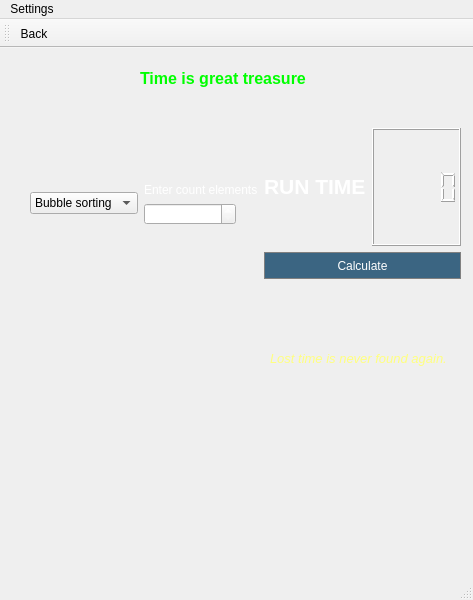
Sapfir0/QT_PROJECT, file time_calculate.ui: the form before one commit.
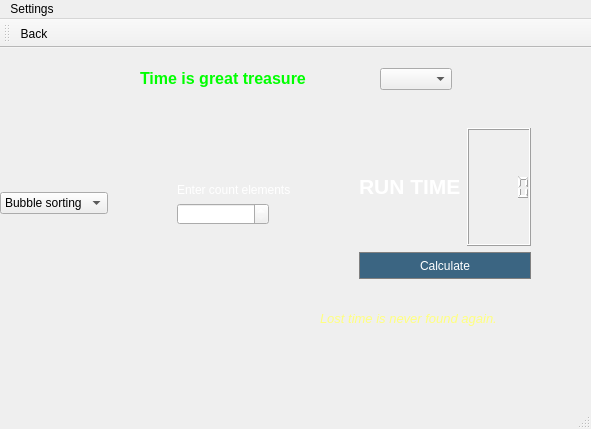
The form after the commit. Icons and pictures are not drawn.

The edit to the form file:
```diff
--- a/time_calculate.ui
+++ b/time_calculate.ui
@@ -6,13 +6,18 @@
    <rect>
     <x>0</x>
     <y>0</y>
-    <width>473</width>
-    <height>600</height>
+    <width>591</width>
+    <height>429</height>
    </rect>
   </property>
   <property name="windowTitle">
    <string>MainWindow</string>
   </property>
+  <property name="styleSheet">
+   <string notr="true">QWidget {
+ background-image: url(:/new/prefix1/img/TWhoQi.jpg); 
+}</string>
+  </property>
   <widget class="QWidget" name="centralwidget">
    <widget class="QLabel" name="label_2">
     <property name="geometry">
@@ -30,8 +35,8 @@
    <widget class="QLabel" name="quote">
     <property name="geometry">
      <rect>
-      <x>270</x>
-      <y>290</y>
+      <x>320</x>
+      <y>250</y>
       <width>191</width>
       <height>41</height>
      </rect>
@@ -43,21 +48,41 @@
    <widget class="QWidget" name="horizontalLayoutWidget_2">
     <property name="geometry">
      <rect>
-      <x>30</x>
+      <x>0</x>
       <y>80</y>
-      <width>431</width>
+      <width>531</width>
       <height>151</height>
      </rect>
     </property>
     <layout class="QHBoxLayout" name="horizontalLayout_2">
      <item>
-      <widget class="QComboBox" name="comboBox">
+      <layout class="QHBoxLayout" name="horizontalLayout_3"/>
+     </item>
+     <item>
+      <layout class="QVBoxLayout" name="verticalLayout_3">
        <item>
-        <property name="text">
-         <string>Bubble sorting</string>
-        </property>
+        <widget class="QComboBox" name="comboBox">
+         <item>
+          <property name="text">
+           <string>Bubble sorting</string>
+          </property>
+         </item>
+        </widget>
        </item>
-      </widget>
+      </layout>
+     </item>
+     <item>
+      <spacer name="horizontalSpacer_2">
+       <property name="orientation">
+        <enum>Qt::Horizontal</enum>
+       </property>
+       <property name="sizeHint" stdset="0">
+        <size>
+         <width>40</width>
+         <height>20</height>
+        </size>
+       </property>
+      </spacer>
      </item>
      <item>
       <layout class="QVBoxLayout" name="verticalLayout_2">
@@ -133,6 +158,19 @@
        </item>
       </layout>
      </item>
+     <item>
+      <spacer name="horizontalSpacer">
+       <property name="orientation">
+        <enum>Qt::Horizontal</enum>
+       </property>
+       <property name="sizeHint" stdset="0">
+        <size>
+         <width>40</width>
+         <height>20</height>
+        </size>
+       </property>
+      </spacer>
+     </item>
      <item>
       <layout class="QVBoxLayout" name="verticalLayout">
        <item>
@@ -198,13 +236,23 @@
      </item>
     </layout>
    </widget>
+   <widget class="QComboBox" name="comboBox_2">
+    <property name="geometry">
+     <rect>
+      <x>380</x>
+      <y>20</y>
+      <width>72</width>
+      <height>22</height>
+     </rect>
+    </property>
+   </widget>
   </widget>
   <widget class="QMenuBar" name="menubar">
    <property name="geometry">
     <rect>
      <x>0</x>
      <y>0</y>
-     <width>473</width>
+     <width>591</width>
      <height>20</height>
     </rect>
    </property>
```
Left out of the diff: 2 changed lines with no effect on the pictures.
